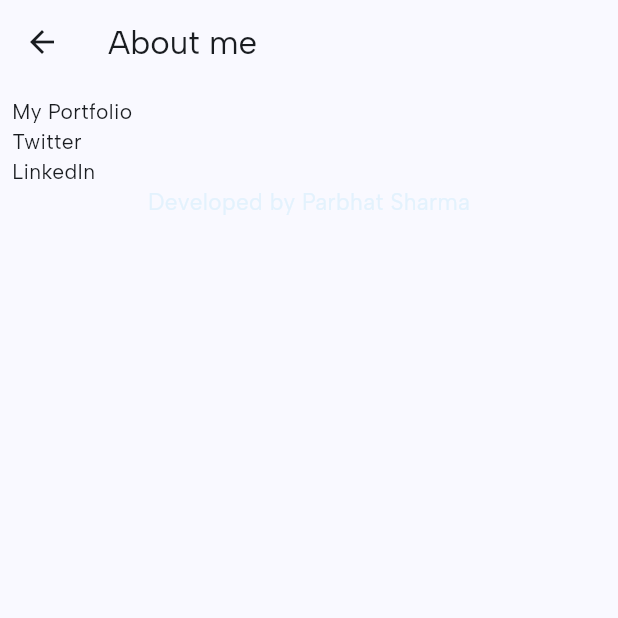
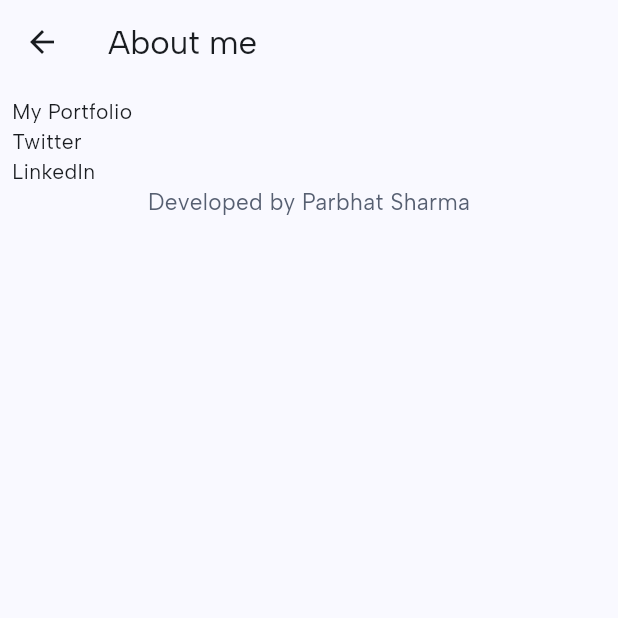
Before and after one commit to parbhat-cpp/partytube-app, a Flutter app: the AboutMe screen opened directly, on a phone screen of 412 x 824 dp, the top half of it. Run offline on Flutter 3.47's test engine with Material 3 defaults, Android fonts, the phone set to English and light mode, and no system bars; our stand-ins replace bloc, cached_network_image, flutter_bloc, flutter_dotenv, google_fonts, loading_animation_widget and 3 more; accounts and stored records are empty; network calls fail.

Commit message:
color change

```diff
--- a/lib/pages/about_me.dart
+++ b/lib/pages/about_me.dart
@@ -40,7 +40,7 @@ class AboutMe extends StatelessWidget {
                 child: Text(
                   'Developed by Parbhat Sharma',
                   style: TextStyle(
-                      color: Theme.of(context).secondaryHeaderColor,
+                      color: Theme.of(context).colorScheme.secondary,
                       fontSize: 15),
                 ),
               ),
```
